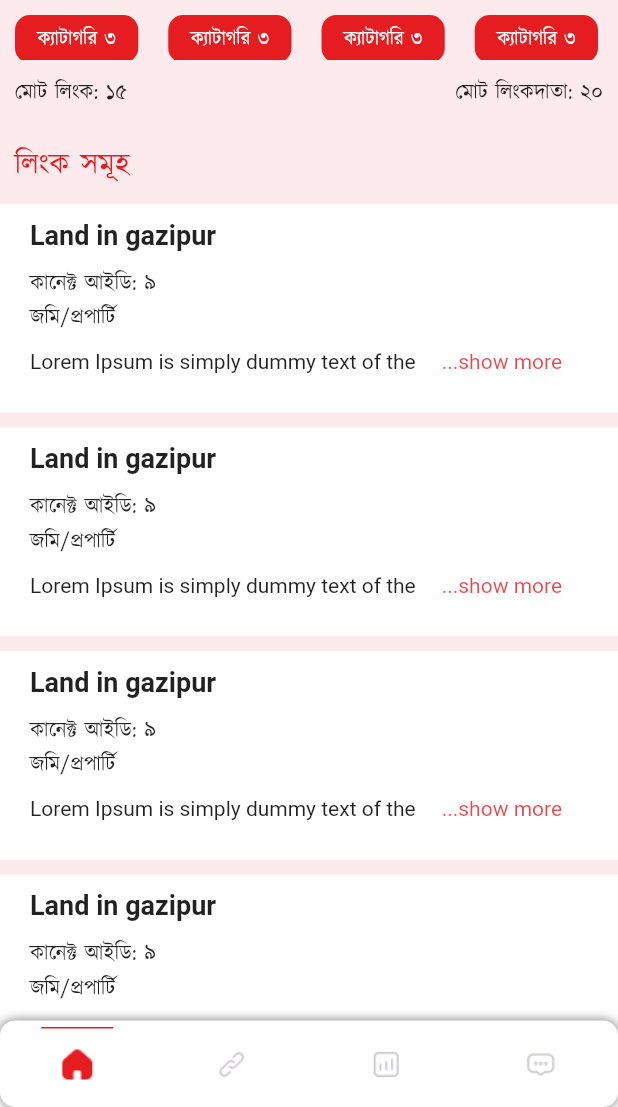
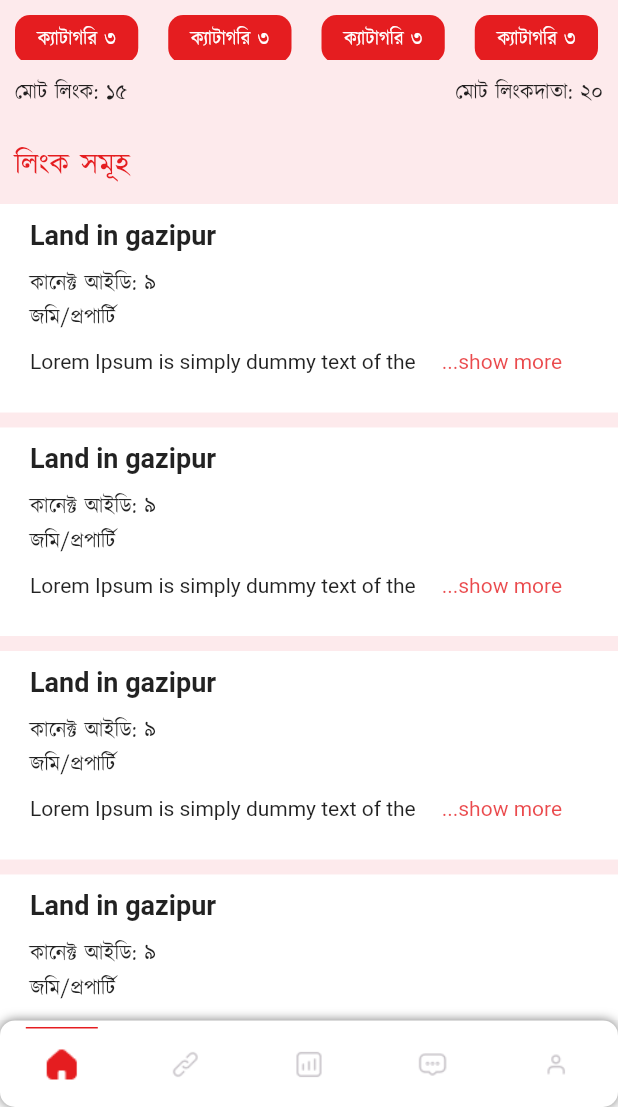
Before and after one commit to fuadmostafij6/connect-app, a Flutter app: the screen it shows after launch, after a tap on the "menu" icon, on a phone screen of 412 x 824 dp, the part 129-1236 px from its top. Run offline on Flutter 3.47's test engine with Material 2 defaults, Android fonts, the light colour scheme and no system bars; our stand-ins replace carousel_slider, font_awesome_flutter.

Commit message:
fast commit

```diff
--- /dev/null
+++ b/lib/Screen/Profile/profile.dart
@@ -0,0 +1,321 @@
+import 'package:flutter/material.dart';
+
+class ProfilePage extends StatefulWidget {
+  const ProfilePage({Key? key}) : super(key: key);
+
+  @override
+  _ProfilePageState createState() => _ProfilePageState();
+}
+
+class _ProfilePageState extends State<ProfilePage> {
+  @override
+  Widget build(BuildContext context) {
+    Size size = MediaQuery.of(context).size;
+    return Scaffold(
+      appBar: AppBar(
+        elevation: 0,
+        backgroundColor: Color(0xFFE51D20),
+        shape: RoundedRectangleBorder(
+          borderRadius: BorderRadius.vertical(
+            bottom: Radius.circular(30),
+          ),
+        ),
+        flexibleSpace: const Image(
+          image: AssetImage(
+            'images/Top Bar illustration Solid.png',
+          ),
+          fit: BoxFit.cover,
+        ),
+        title: const Text(
+          "মোঃ হাসান ইসলাম",
+          style: TextStyle(fontSize: 14),
+        ),
+        centerTitle: true,
+        leading: Column(
+          mainAxisAlignment: MainAxisAlignment.center,
+          children: [
+            Text("কানেক্ট"),
+          ],
+        ),
+        bottom: PreferredSize(
+          preferredSize: Size.fromHeight(30.0),
+          child: Container(
+            height: 20,
+            child: Text(
+              "প্রোফাইল",
+              style: TextStyle(color: Colors.white),
+            ),
+          ),
+        ),
+        actions: [
+          IconButton(
+              onPressed: () {
+                // Navigator.push(
+                //     context,
+                //     MaterialPageRoute(
+                //       builder: (context) => Searchpage(),
+                //     ));
+              },
+              icon: Icon(Icons.search)),
+          IconButton(onPressed: () {}, icon: Icon(Icons.menu)),
+        ],
+      ),
+      body: SingleChildScrollView(
+        child: Column(
+          children: [
+            Container(
+              height: size.height * 0.38,
+              width: double.infinity,
+              margin: EdgeInsets.all(10),
+              decoration: BoxDecoration(
+                  color: Color(0xFFFEF3F3),
+                  borderRadius: BorderRadius.circular(10)),
+              child: Column(
+                crossAxisAlignment: CrossAxisAlignment.start,
+                children: [
+                  Row(
+                    mainAxisAlignment: MainAxisAlignment.center,
+                    children: const [
+                      CircleAvatar(
+                        radius: 50,
+                        backgroundColor: Color(0xFFFF5428),
+                      )
+                    ],
+                  ),
+                  SizedBox(height: 10),
+                  Container(
+                    margin: EdgeInsets.all(10),
+                    child: Column(
+                      crossAxisAlignment: CrossAxisAlignment.start,
+                      children: [
+                        Container(
+                          child: Row(
+                            children: const [
+                              Text(
+                                "Tanvir Mahamud Shakil",
+                                style: TextStyle(
+                                    fontWeight: FontWeight.bold, fontSize: 18),
+                              ),
+                              Spacer(),
+                              Icon(
+                                Icons.edit,
+                                color: Color(0xFFE51F22),
+                              )
+                            ],
+                          ),
+                        ),
+                        Container(
+                          child: Text(
+                            "@tanvirmahamud",
+                            style: TextStyle(color: Color(0xFF484649)),
+                          ),
+                        ),
+                        SizedBox(height: 5),
+                        Container(
+                          child: Text(
+                            "Web Developer",
+                            style: TextStyle(color: Color(0xFFEB5456)),
+                          ),
+                        ),
+                        SizedBox(height: 6),
+                        Row(
+                          children: [
+                            Icon(Icons.email),
+                            SizedBox(width: 5),
+                            Text("shakilhassan@gmail.com")
+                          ],
+                        ),
+                        SizedBox(height: 5),
+                        Row(
+                          children: [
+                            Icon(Icons.phone),
+                            SizedBox(width: 5),
+                            Text("01932331718")
+                          ],
+                        ),
+                        SizedBox(height: 5),
+                        Row(
+                          children: [
+                            Text("ভেরিফাইড মেম্বার"),
+                            SizedBox(width: 5),
+                            Container(
+                              padding: EdgeInsets.all(5),
+                              decoration: BoxDecoration(
+                                  color: Color(0xFFE94244),
+                                  borderRadius: BorderRadius.circular(100)),
+                              child: Icon(
+                                Icons.favorite,
+                                color: Colors.white,
+                                size: 17,
+                              ),
+                            )
+                          ],
+                        )
+                      ],
+                    ),
+                  )
+                ],
+              ),
+            ),
+            Container(
+              margin: EdgeInsets.all(20),
+              child: Column(
+                children: [
+                  Row(
+                    children: [
+                      Text("আপনার নির্বাচিত ক্যাটাগরি সমূহ"),
+                      Spacer(),
+                      Icon(Icons.edit, color: Color(0xFFE51F22))
+                    ],
+                  ),
+                  SizedBox(height: 10),
+                  Column(
+                    children: [
+                      Row(
+                        mainAxisAlignment: MainAxisAlignment.spaceEvenly,
+                        children: [
+                          Container(
+                            padding: EdgeInsets.all(10),
+                            decoration: BoxDecoration(
+                                color: Color(0xFFDBDBDB),
+                                borderRadius: BorderRadius.circular(20)),
+                            child: Text(
+                              "বড় প্রকল্প সমূহ",
+                              style: TextStyle(fontSize: 11),
+                            ),
+                          ),
+                          Container(
+                            padding: EdgeInsets.all(10),
+                            decoration: BoxDecoration(
+                                color: Color(0xFFDBDBDB),
+                                borderRadius: BorderRadius.circular(20)),
+                            child: Text("জমি/প্রপার্টি",
+                                style: TextStyle(fontSize: 11)),
+                          ),
+                          Container(
+                            padding: EdgeInsets.all(10),
+                            decoration: BoxDecoration(
+                                color: Color(0xFFDBDBDB),
+                                borderRadius: BorderRadius.circular(20)),
+                            child: Text("ব্যাংকিং ও বিনিয়োগ",
+                                style: TextStyle(fontSize: 11)),
+                          ),
+                          Container(
+                            padding: EdgeInsets.all(10),
+                            decoration: BoxDecoration(
+                                color: Color(0xFFDBDBDB),
+                                borderRadius: BorderRadius.circular(20)),
+                            child: Text("প্রিন্সিপাল",
+                                style: TextStyle(fontSize: 11)),
+                          ),
+                        ],
+                      ),
+                      SizedBox(height: 10),
+                      Row(
+                        mainAxisAlignment: MainAxisAlignment.spaceEvenly,
+                        children: [
+                          Container(
+                            padding: EdgeInsets.all(10),
+                            decoration: BoxDecoration(
+                                color: Color(0xFFDBDBDB),
+                                borderRadius: BorderRadius.circular(20)),
+                            child: Text(
+                              "বিদেশী প্রিন্সিপাল",
+                              style: TextStyle(fontSize: 11),
+                            ),
+                          ),
+                          Container(
+                            padding: EdgeInsets.all(10),
+                            decoration: BoxDecoration(
+                                color: Color(0xFFDBDBDB),
+                                borderRadius: BorderRadius.circular(20)),
+                            child: Text("মেশিনারিজ",
+                                style: TextStyle(fontSize: 11)),
+                          ),
+                          Container(
+                            padding: EdgeInsets.all(10),
+                            decoration: BoxDecoration(
+                                color: Color(0xFFDBDBDB),
+                                borderRadius: BorderRadius.circular(20)),
+                            child: Text("সার্ভিসেস",
+                                style: TextStyle(fontSize: 11)),
+                          ),
+                        ],
+                      )
+                    ],
+                  )
+                ],
+              ),
+            ),
+            Container(
+              height: size.height * 0.2,
+              width: double.infinity,
+              margin: EdgeInsets.all(10),
+              decoration: BoxDecoration(
+                  color: Color(0xFFFEF3F3),
+                  borderRadius: BorderRadius.circular(10)),
+              child: Container(
+                margin: EdgeInsets.all(10),
+                child: Column(
+                  crossAxisAlignment: CrossAxisAlignment.start,
+                  children: [
+                    Text(
+                      "মেম্বারশিপ এরিয়া",
+                      style:
+                          TextStyle(fontSize: 18, fontWeight: FontWeight.bold),
+                    ),
+                    SizedBox(height: 5),
+                    Text("বর্তমান মেম্বারশিপ : সিলভার "),
+                    SizedBox(height: 5),
+                    Text("মেম্বারশিপ শুরু হইয়েছে : December 22, 2021"),
+                    SizedBox(height: 5),
+                    Text("পরবর্তী পেমেন্ট তারিখ : February 20, 2022"),
+                    SizedBox(height: 5),
+                    Container(
+                      padding: EdgeInsets.all(10),
+                      decoration: BoxDecoration(
+                          color: Color(0xFFE94244),
+                          borderRadius: BorderRadius.circular(5)),
+                      child: Text(
+                        "মেম্বারশিপ আপগ্রেড করুন",
+                        style: TextStyle(color: Colors.white),
+                      ),
+                    )
+                  ],
+                ),
+              ),
+            ),
+            Container(
+              padding: EdgeInsets.all(10),
+              child: Row(
+                mainAxisAlignment: MainAxisAlignment.end,
+                children: [
+                  Container(
+                    padding: EdgeInsets.all(10),
+                    decoration: BoxDecoration(
+                        color: Color(0xFFE94244),
+                        borderRadius: BorderRadius.circular(5)),
+                    child: Row(
+                      mainAxisAlignment: MainAxisAlignment.center,
+                      children: [
+                        Text(
+                          "লগ আউট",
+                          style: TextStyle(color: Colors.white),
+                        ),
+                        SizedBox(width: 10),
+                        Icon(
+                          Icons.arrow_forward,
+                          color: Colors.white,
+                        )
+                      ],
+                    ),
+                  )
+                ],
+              ),
+            )
+          ],
+        ),
+      ),
+    );
+  }
+}
--- a/lib/bottomnavigationbar.dart
+++ b/lib/bottomnavigationbar.dart
@@ -129,6 +129,32 @@ class _ButtomNavigationbarPageState extends State<ButtomNavigationbarPage> {
                     ),
             ),
           ),
+
+          Container(
+            decoration: BoxDecoration(
+                border: Border(
+                    top: BorderSide(
+                        color: index == 5
+                            ? Color(0xFFE51D20)
+                            : Colors.transparent))),
+            child: IconButton(
+              onPressed: () {
+                setState(() {
+                  index = 5;
+                  widget.pageindex(4);
+                });
+              },
+              icon: index == 5
+                  ? Image.asset(
+                      'images/user.png',
+                      height: 30,
+                    )
+                  : Image.asset(
+                      'images/User (1).png',
+                      height: 20,
+                    ),
+            ),
+          ),
           // IconButton(
           //   onPressed: () {},
           //   icon: FaIcon(FontAwesomeIcons.statu),
--- a/lib/homepage.dart
+++ b/lib/homepage.dart
@@ -4,6 +4,7 @@ import 'package:flutter/material.dart';
 import 'Screen/Chat/chatlist.dart';
 import 'Screen/Deshboard/deshboard.dart';
 import 'Screen/Linkscreen/linkscreen.dart';
+import 'Screen/Profile/profile.dart';
 import 'Screen/home/homescrren.dart';
 import 'bottomnavigationbar.dart';
 
@@ -38,7 +39,8 @@ class _HomepageState extends State<Homepage> {
           HomeScreenpage(),
           Linkscreenpage(),
           Deshboardpage(),
-          ChatListpage()
+          ChatListpage(),
+          ProfilePage()
         ],
       ),
     );
```
Also changed, not shown: images/User (1).png (added), images/user.png.
